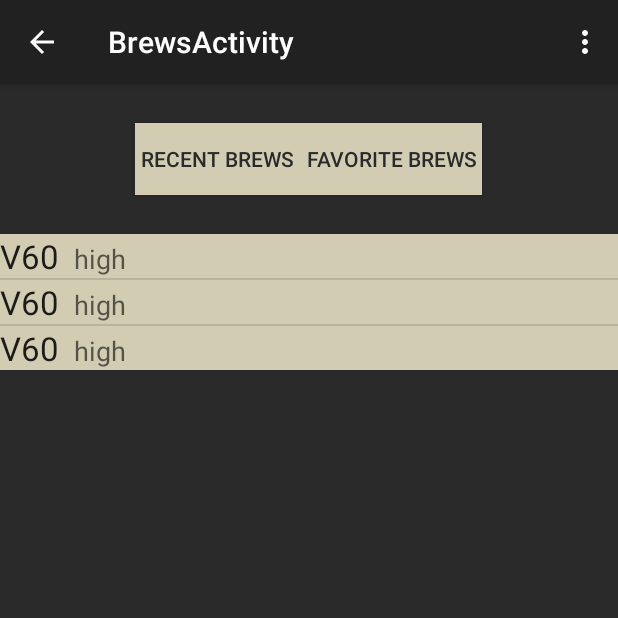
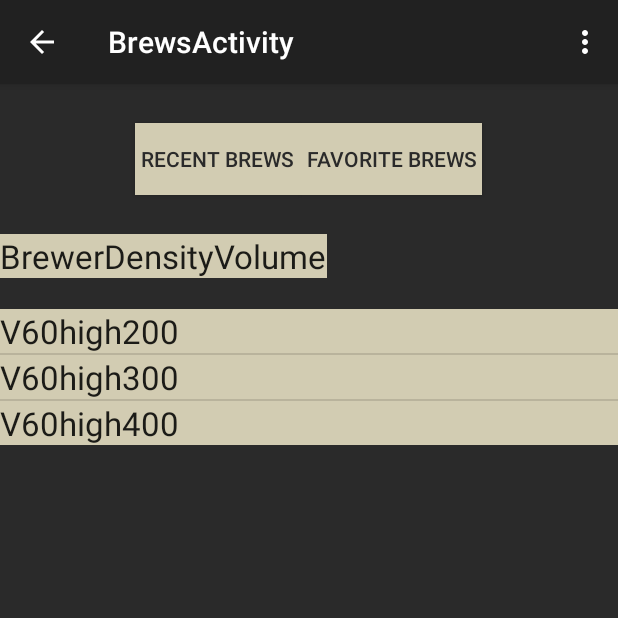
Before and after one commit to Natureboy/Uncommon_Roasters, an Android app: the screen it shows after launch (BrewsActivity), after a tap on "BREW", on a phone screen of 412 x 824 dp, the top half of it. Run offline under Robolectric (Android 15) with nearby library versions, the phone set to English and light mode, and no system bars.

Commit message:
Worked on setting up brew screen to look nicer. Added favorite field to database. Not sure how to keep this across database upgrades since all data is lost, currently I plan on using a text file to hold information about a user's favorite and recent brews so they are not lost when the database/app is updated.

```diff
--- a/app/src/main/java/com/teamcoffee/coffeewizard/BrewsActivity.java
+++ b/app/src/main/java/com/teamcoffee/coffeewizard/BrewsActivity.java
@@ -8,6 +8,7 @@ import android.view.Menu;
 import android.view.MenuItem;
 import android.view.View;
 import android.widget.ListView;
+import android.widget.TextView;
 
 /*
 * Created by Brendan on 3/1/2015.
@@ -30,17 +31,15 @@ public class BrewsActivity extends ActionBarActivity {
         DatabaseHelper dbHelper = new DatabaseHelper(BrewsActivity.this);
         SQLiteDatabase db = dbHelper.getReadableDatabase();
 
-        String select_query = "SELECT * FROM tblRecipes";
+        String select_query = "SELECT * FROM tblRecipes WHERE favorite = '1'";
         favorites = db.rawQuery(select_query, null);
 
         select_query = "SELECT * FROM tblRecipes WHERE coffeeDensity = 'high'";
         recent = db.rawQuery(select_query, null);
 
-
         RecipesCursorAdapter recipesAdapter = new RecipesCursorAdapter(this, recent);
 
         brewsList.setAdapter(recipesAdapter);
-
     }
 
 
--- a/app/src/main/java/com/teamcoffee/coffeewizard/DatabaseContract.java
+++ b/app/src/main/java/com/teamcoffee/coffeewizard/DatabaseContract.java
@@ -14,7 +14,7 @@ import android.provider.BaseColumns;
 public class DatabaseContract {
 
     //Only change this when the schema is being changed, this will delete any user added data
-    public static final int DATABASE_VERSION = 11;
+    public static final int DATABASE_VERSION = 12;
 
     public static final String DATABASE_NAME = "coffeeWizard.db";
     private static final String TYPE_TEXT = " TEXT";
@@ -33,6 +33,7 @@ public class DatabaseContract {
         public static final String COLUMN3_NAME = "coffeeWeight";
         public static final String COLUMN4_NAME = "coffeeDensity";
         public static final String COLUMN5_NAME = "brewTime";
+        public static final String COLUMN6_NAME = "favorite";
         public static Recipe[] recipes = DatabaseBuilder.recipes;
         static int n = recipes.length;
 
@@ -41,7 +42,8 @@ public class DatabaseContract {
                 COLUMN2_NAME + COMMA +
                 COLUMN3_NAME + COMMA +
                 COLUMN4_NAME + COMMA +
-                COLUMN5_NAME + ")";
+                COLUMN5_NAME + COMMA +
+                COLUMN6_NAME + ")";
 
         public static final String CREATE_QUERY = "CREATE TABLE " +
                 TABLE_NAME + " (" +
@@ -50,7 +52,8 @@ public class DatabaseContract {
                 COLUMN2_NAME + TYPE_INTEGER + COMMA +
                 COLUMN3_NAME + TYPE_INTEGER + COMMA +
                 COLUMN4_NAME + TYPE_TEXT + COMMA +
-                COLUMN5_NAME + TYPE_INTEGER + " )";
+                COLUMN5_NAME + TYPE_INTEGER + COMMA +
+                COLUMN6_NAME + TYPE_INTEGER + " )";
 
         public static final String DELETE_QUERY = "DROP TABLE IF EXISTS " + TABLE_NAME;
         public static String createSelect(String machine, String coffeeVolume, String coffeeWeight, String coffeeDensity){
@@ -83,7 +86,7 @@ public class DatabaseContract {
                         volume + COMMA +
                         weight + COMMA + "'" +
                         density + "'" + COMMA +
-                        time + ")";
+                        time + COMMA + '0' + ")";
 
             }
         }
--- a/app/src/main/java/com/teamcoffee/coffeewizard/RecipesCursorAdapter.java
+++ b/app/src/main/java/com/teamcoffee/coffeewizard/RecipesCursorAdapter.java
@@ -28,12 +28,15 @@ public class RecipesCursorAdapter extends CursorAdapter {
     public void bindView(View view, Context context, Cursor cursor) {
         TextView textBrewer = (TextView) view.findViewById(R.id.brewer);
         TextView textDensity = (TextView) view.findViewById(R.id.density);
+        TextView textVolume = (TextView) view.findViewById(R.id.volume);
 
-        String brewer = cursor.getString(cursor.getColumnIndexOrThrow("machine"));
-        String density = cursor.getString(cursor.getColumnIndexOrThrow("coffeeDensity"));
+        String brewer = cursor.getString(cursor.getColumnIndexOrThrow(DatabaseContract.TableOne.COLUMN1_NAME));
+        String density = cursor.getString(cursor.getColumnIndexOrThrow(DatabaseContract.TableOne.COLUMN4_NAME));
+        String volume = cursor.getString(cursor.getColumnIndexOrThrow(DatabaseContract.TableOne.COLUMN2_NAME));
 
         textBrewer.setText(brewer);
         textDensity.setText(density);
+        textVolume.setText(volume);
 
     }
 }
--- a/app/src/main/res/layout/activity_brews.xml
+++ b/app/src/main/res/layout/activity_brews.xml
@@ -47,6 +47,39 @@
         android:id="@+id/brewsList"
         android:layout_below="@+id/linearLayout"
         android:layout_centerHorizontal="true"
-        android:layout_marginTop="0dp" />
+        android:layout_marginTop="50dp" />
+
+    <TextView
+        android:layout_width="wrap_content"
+        android:layout_height="wrap_content"
+        android:text="@string/brewer"
+        android:id="@+id/brewerText"
+        android:textAppearance="?android:attr/textAppearanceLarge"
+        android:layout_below="@+id/linearLayout"
+        android:layout_alignParentLeft="true"
+        android:layout_alignParentStart="false"
+        android:background="#D2CCB2" />
+
+    <TextView
+        android:layout_width="wrap_content"
+        android:layout_height="wrap_content"
+        android:text="@string/density"
+        android:id="@+id/densityText"
+        android:layout_toEndOf="@+id/brewerText"
+        android:layout_toRightOf="@+id/brewerText"
+        android:layout_below="@+id/linearLayout"
+        android:textAppearance="?android:attr/textAppearanceLarge"
+        android:background="#D2CCB2" />
+
+    <TextView
+        android:layout_width="wrap_content"
+        android:layout_height="wrap_content"
+        android:text="@string/volume"
+        android:id="@+id/volumeText"
+        android:layout_below="@+id/linearLayout"
+        android:layout_toRightOf="@+id/densityText"
+        android:layout_toEndOf="@+id/densityText"
+        android:textAppearance="?android:attr/textAppearanceLarge"
+        android:background="#D2CCB2" />
 
 </RelativeLayout>
--- a/app/src/main/res/layout/recipes_list.xml
+++ b/app/src/main/res/layout/recipes_list.xml
@@ -7,13 +7,18 @@
         android:id="@+id/brewer"
         android:layout_width="wrap_content"
         android:layout_height="wrap_content"
-        android:text="Study cursors"
+        android:text="brewer"
         android:textAppearance="?android:attr/textAppearanceLarge" />
     <TextView
         android:id="@+id/density"
         android:layout_width="wrap_content"
         android:layout_height="wrap_content"
-        android:layout_marginLeft="10dp"
-        android:text="3"
-        android:textAppearance="?android:attr/textAppearanceMedium" />
+        android:text="density"
+        android:textAppearance="?android:attr/textAppearanceLarge" />
+    <TextView
+        android:id="@+id/volume"
+        android:layout_width="wrap_content"
+        android:layout_height="wrap_content"
+        android:text="volume"
+        android:textAppearance="?android:attr/textAppearanceLarge" />
 </LinearLayout>
--- a/app/src/main/res/values/strings.xml
+++ b/app/src/main/res/values/strings.xml
@@ -27,5 +27,7 @@
     <string name="title_activity_brews">BrewsActivity</string>
     <string name="recent_brews">Recent Brews</string>
     <string name="favorite_brews">Favorite Brews</string>
-
+    <string name="brewer">Brewer</string>
+    <string name="density">Density</string>
+    <string name="volume">Volume</string>
 </resources>
```
